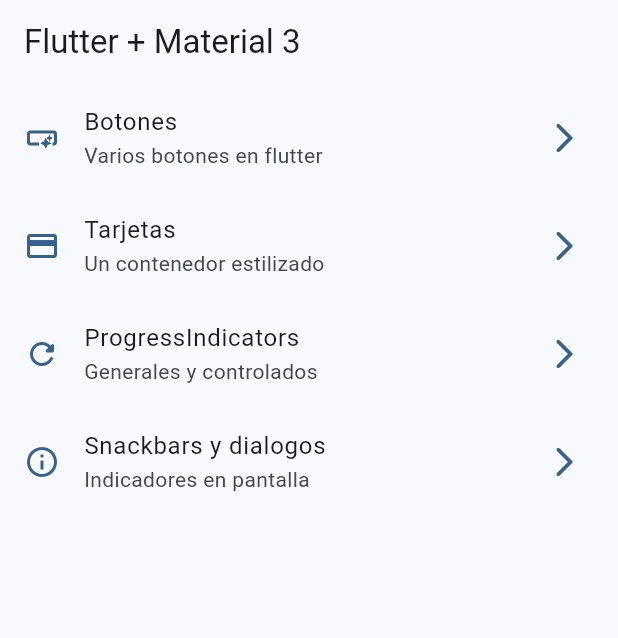
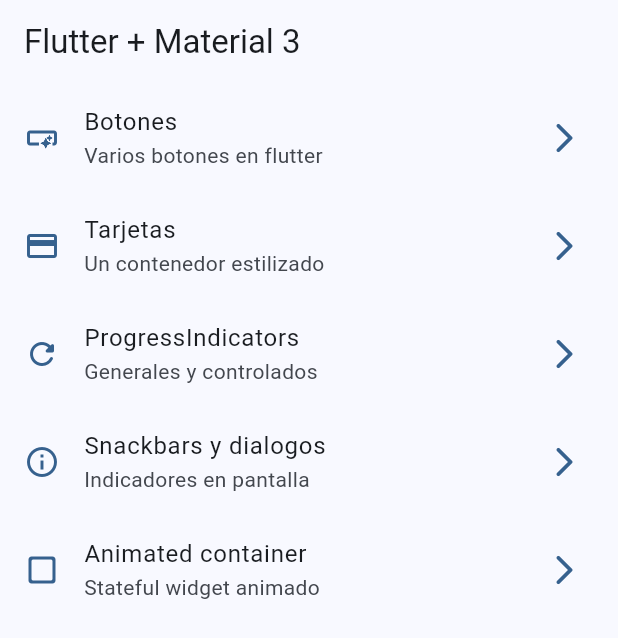
Before and after one commit to alangithub2018/widgetsapp, a Flutter app: the screen it shows after launch, on a phone screen of 412 x 824 dp. Shown: the top 638 px of the screen. Run offline on Flutter 3.47's test engine with Material 3 defaults, Android fonts, the phone set to English and light mode, and no system bars; our stand-ins replace go_router.

Commit message:
animated container finished

```diff
--- a/lib/config/menu/menu_items.dart
+++ b/lib/config/menu/menu_items.dart
@@ -34,4 +34,9 @@ const appMenuItems = <MenuItem>[
       subTitle: 'Indicadores en pantalla',
       link: '/snackbar',
       icon: Icons.info_outline),
+  MenuItem(
+      title: 'Animated container',
+      subTitle: 'Stateful widget animado',
+      link: '/animated',
+      icon: Icons.check_box_outline_blank_rounded),
 ];
--- a/lib/config/router/app_router.dart
+++ b/lib/config/router/app_router.dart
@@ -26,5 +26,10 @@ final appRouter = GoRouter(initialLocation: '/', routes: [
     name: SnackBarScreen.name,
     path: '/snackbar',
     builder: (context, state) => const SnackBarScreen(),
+  ),
+  GoRoute(
+    name: AnimatedScreen.name,
+    path: '/animated',
+    builder: (context, state) => const AnimatedScreen(),
   )
 ]);
```
Also changed, not shown: lib/presentation/screens/animated/animated_screen.dart (+47 -2 lines).
